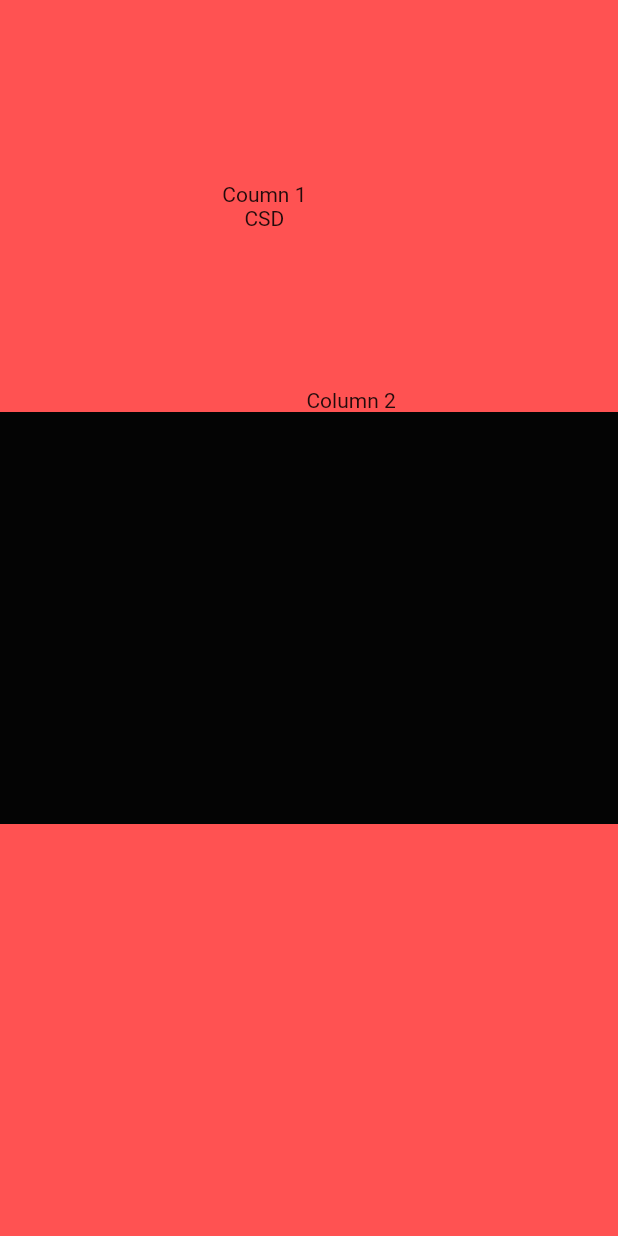
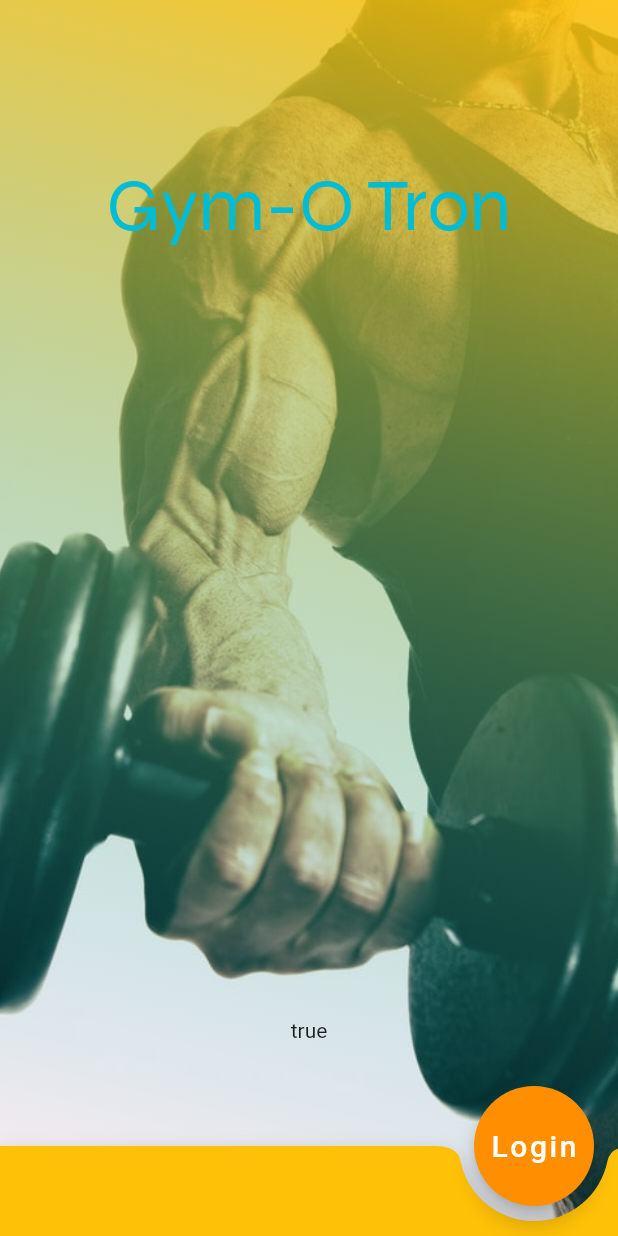
Before and after one commit to msagerup/GymFlutterApp, a Flutter app: the screen it shows after launch, on a phone screen of 412 x 824 dp. Run offline on Flutter 3.47's test engine with Material 2 defaults, Android fonts, the phone set to English and light mode, and no system bars.

Commit message:
learning more of flutter scaffold

```diff
--- a/lib/main.dart
+++ b/lib/main.dart
@@ -5,51 +5,120 @@ void main() => runApp(MaterialApp(
 ));
 
 
-class GymIntro extends StatelessWidget {
+class GymIntro extends StatefulWidget {
+  @override
+  _GymIntroState createState() => _GymIntroState();
+}
+
+class _GymIntroState extends State<GymIntro> {
+
+  //State
+  bool logedIn = true;
+
   @override
   Widget build(BuildContext context) {
     return Scaffold(
-      backgroundColor: Colors.grey[900],
+      // backgroundColor: Colors.grey[900],
+      extendBody: true,
      body: SafeArea(
+       bottom: false,
+       child: Container(
+         decoration: BoxDecoration(
+           image: DecorationImage(
+             image: AssetImage('assets/gym2.jpg'),
+             fit: BoxFit.cover,
+           ),
+         ),
+         child: Container(
+           decoration: BoxDecoration(
+             gradient: LinearGradient(
+               begin: Alignment.topRight,
+               end: Alignment.bottomCenter,
+               colors: [Colors.amber.withOpacity(0.9), Colors.cyan.withOpacity(0)]
+             )
+           ),
            child: Column(
              children: [
                Expanded(
+                 flex: 1,
                  child: Container(
-               color: Colors.redAccent,
                    child: Row(
                      mainAxisAlignment: MainAxisAlignment.center,
                      children: [
                        Column(
                          mainAxisAlignment: MainAxisAlignment.center,
-                     crossAxisAlignment: CrossAxisAlignment.center,
                          children: [
-                       Text('Coumn 1'),
-                       Text('CSD')
+                           Text(
+                             'Gym-O Tron',
+                             style: TextStyle(
+                               color: Colors.cyan,
+                               fontSize: 50,
+                               fontFamily: ('Syne'),
+
+                             ),
+                           )
                          ],
                        ),
-                   Column(
-                     mainAxisAlignment: MainAxisAlignment.end,
-                     children: [
-                       Text('Column 2')
-                     ],
-                   )
                      ],
                    )
                  ),
                ),
                Expanded(
+                 flex: 1,
                  child: Container(
-               color: Colors.black87,
+                   // color: Colors.amber.withOpacity(0.3),
                  ),
                ),
                Expanded(
+                 flex: 1,
                  child: Container(
-               color: Colors.redAccent,
+                   child: Row(
+                     mainAxisAlignment: MainAxisAlignment.center,
+                     children: [
+                       Column(
+                         mainAxisAlignment: MainAxisAlignment.center,
+                         children: [
+                           //View logged in or not.
+                           Text(
+                             '$logedIn'
+                           ),
+                         ],
+                       ),
+                     ],
+                   ),
                  ),
                ),
              ],
-       )
-     )
+           ),
+         ),
+       ),
+     ),
+      floatingActionButton: Container(
+        height: 80,
+        child: FittedBox(
+          child: FloatingActionButton(
+            onPressed: () {
+              setState(() {
+                logedIn = !logedIn;
+              });
+            },
+            tooltip: 'Increment Counter',
+            child: Text('Login'),
+            backgroundColor: Colors.amber[800],
+          ),
+        ),
+      ),
+      bottomNavigationBar: BottomAppBar(
+        color: Colors.amber,
+        shape: CircularNotchedRectangle(),
+        notchMargin: 10.0,
+        child: Container(
+          height: 60,
+        ),
+      ),
+      floatingActionButtonLocation: (
+          FloatingActionButtonLocation.endDocked
+      ),
     );
   }
 }
```
Lines whose indentation alone changed are shown as unchanged.
